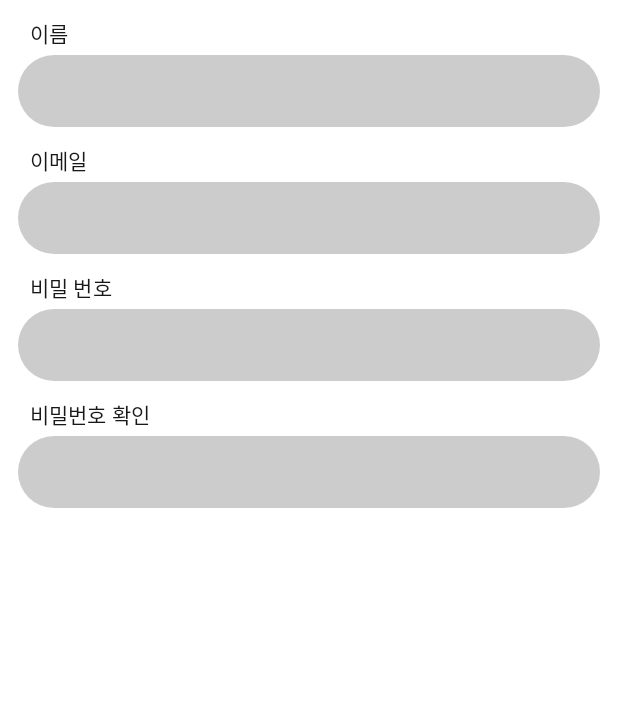
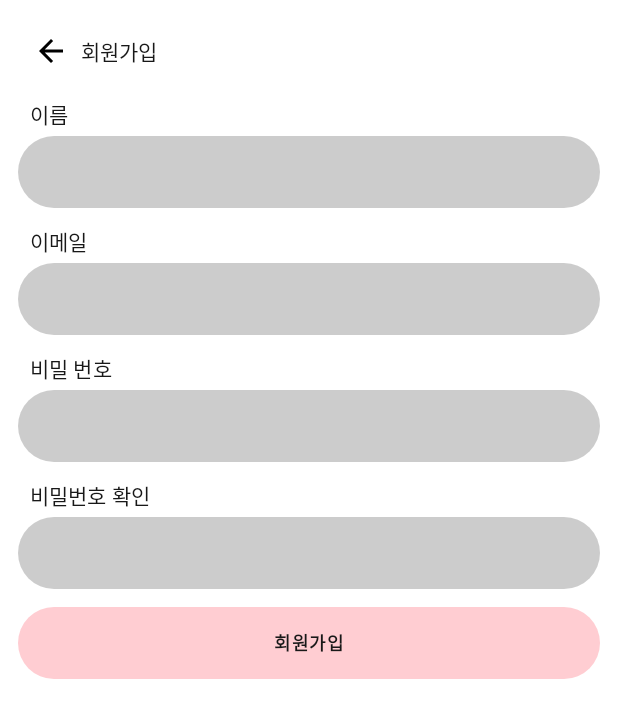
Before and after one commit to jeongmin1230/LoveMyself, an Android app built with Jetpack Compose: the screen it shows after launch (Login), after a tap on "회원가입", on a phone screen of 412 x 824 dp. Shown: the top 718 px of the screen. Run offline under Robolectric (Android 15) with nearby library versions, the light colour scheme and no system bars; our stand-ins replace Firebase (no records; nobody signed in at launch, a user with empty details on screens opened directly).

Commit message:
- 키보드 올라 와 있을 때 화면 구성 조정되게 변경 - 회원 가입, 메인 화면에 뒤로 가기 상단 바 추가 - 메인 화면 만드는 중 - 로그인 가능
2024. 4. 10(수)

```diff
--- a/app/src/main/AndroidManifest.xml
+++ b/app/src/main/AndroidManifest.xml
@@ -18,6 +18,7 @@
             android:name=".screen.Login"
             android:exported="true"
             android:label="칭찬 일기장"
+            android:windowSoftInputMode="adjustResize"
             android:theme="@style/Theme.LoveMyself">
             <intent-filter>
                 <action android:name="android.intent.action.MAIN" />
--- a/app/src/main/java/com/example/lovemyself/screen/Common.kt
+++ b/app/src/main/java/com/example/lovemyself/Common.kt
@@ -1,11 +1,16 @@
-package com.example.lovemyself.screen
+package com.example.lovemyself
 
+import androidx.compose.foundation.Image
+import androidx.compose.foundation.clickable
+import androidx.compose.foundation.interaction.MutableInteractionSource
 import androidx.compose.foundation.layout.Column
+import androidx.compose.foundation.layout.Row
 import androidx.compose.foundation.layout.Spacer
 import androidx.compose.foundation.layout.fillMaxWidth
 import androidx.compose.foundation.layout.height
 import androidx.compose.foundation.layout.padding
 import androidx.compose.foundation.shape.CircleShape
+import androidx.compose.foundation.text.KeyboardOptions
 import androidx.compose.material3.ExperimentalMaterial3Api
 import androidx.compose.material3.MaterialTheme
 import androidx.compose.material3.Text
@@ -16,13 +21,43 @@ import androidx.compose.runtime.MutableState
 import androidx.compose.ui.Alignment
 import androidx.compose.ui.Modifier
 import androidx.compose.ui.graphics.Color
+import androidx.compose.ui.graphics.vector.ImageVector
+import androidx.compose.ui.res.stringResource
+import androidx.compose.ui.res.vectorResource
+import androidx.compose.ui.text.input.KeyboardType
 import androidx.compose.ui.text.input.VisualTransformation
 import androidx.compose.ui.unit.dp
 import com.example.lovemyself.ui.theme.BasicBlack
 
+@Composable
+fun Appbar(screenName: String, onBackClick: () -> Unit) {
+    Row(
+        verticalAlignment = Alignment.CenterVertically,
+        modifier = Modifier
+            .padding(all = 10.dp)
+            .fillMaxWidth()
+    ) {
+        Image(
+            imageVector = ImageVector.vectorResource(id = R.drawable.ic_back),
+            contentDescription = stringResource(id = R.string.back_description),
+            modifier = Modifier
+                .clickable(
+                    interactionSource = MutableInteractionSource(),
+                    indication = null
+                ) { onBackClick() }
+                .padding(end = 8.dp)
+            )
+        Text(
+            text = screenName,
+            style = MaterialTheme.typography.labelLarge.copy(BasicBlack)
+        )
+    }
+    Spacer(modifier = Modifier.height(10.dp))
+}
+
 @OptIn(ExperimentalMaterial3Api::class)
 @Composable
-fun EnterForm(what: String, tf: MutableState<String>, visualTransformation: VisualTransformation) {
+fun EnterForm(what: String, tf: MutableState<String>, visualTransformation: VisualTransformation, keyboardType: KeyboardType) {
     Column(
         horizontalAlignment = Alignment.Start,
         modifier = Modifier
@@ -43,12 +78,14 @@ fun EnterForm(what: String, tf: MutableState<String>, visualTransformation: Visu
             modifier = Modifier
                 .fillMaxWidth()
                 .height(48.dp),
+            keyboardOptions = KeyboardOptions(keyboardType = keyboardType),
             colors = TextFieldDefaults.textFieldColors(
                 containerColor = Color.Black.copy(0.2f),
                 focusedIndicatorColor = Color.Transparent,
                 unfocusedIndicatorColor = Color.Transparent,
-                textColor = BasicBlack
-            )
+            ),
+            textStyle = MaterialTheme.typography.labelMedium.copy(BasicBlack),
+            singleLine = true
         )
     }
 }
--- a/app/src/main/java/com/example/lovemyself/screen/LoginActivity.kt
+++ b/app/src/main/java/com/example/lovemyself/screen/LoginActivity.kt
@@ -1,15 +1,13 @@
 package com.example.lovemyself.screen
 
-import android.app.Activity
-import android.content.Context
+import android.os.Build
 import android.os.Bundle
 import android.widget.Toast
 import androidx.activity.ComponentActivity
 import androidx.activity.compose.setContent
-import androidx.compose.foundation.BorderStroke
+import androidx.annotation.RequiresApi
 import androidx.compose.foundation.Image
 import androidx.compose.foundation.background
-import androidx.compose.foundation.border
 import androidx.compose.foundation.clickable
 import androidx.compose.foundation.layout.Arrangement
 import androidx.compose.foundation.layout.Column
@@ -25,26 +23,19 @@ import androidx.compose.foundation.shape.CircleShape
 import androidx.compose.foundation.verticalScroll
 import androidx.compose.material3.Button
 import androidx.compose.material3.ButtonDefaults
-import androidx.compose.material3.ExperimentalMaterial3Api
 import androidx.compose.material3.MaterialTheme
 import androidx.compose.material3.Surface
 import androidx.compose.material3.Text
-import androidx.compose.material3.TextField
-import androidx.compose.material3.TextFieldDefaults
 import androidx.compose.runtime.Composable
-import androidx.compose.runtime.MutableState
-import androidx.compose.runtime.mutableStateOf
-import androidx.compose.runtime.remember
 import androidx.compose.ui.Alignment
 import androidx.compose.ui.Modifier
 import androidx.compose.ui.graphics.Color
-import androidx.compose.ui.graphics.ImageBitmap
-import androidx.compose.ui.graphics.RectangleShape
 import androidx.compose.ui.graphics.painter.Painter
 import androidx.compose.ui.platform.LocalContext
 import androidx.compose.ui.res.painterResource
 import androidx.compose.ui.res.stringResource
 import androidx.compose.ui.text.font.FontWeight
+import androidx.compose.ui.text.input.KeyboardType
 import androidx.compose.ui.text.input.PasswordVisualTransformation
 import androidx.compose.ui.text.input.VisualTransformation
 import androidx.compose.ui.unit.dp
@@ -52,16 +43,15 @@ import androidx.navigation.NavHostController
 import androidx.navigation.compose.NavHost
 import androidx.navigation.compose.composable
 import androidx.navigation.compose.rememberNavController
-import androidx.navigation.navArgument
+import com.example.lovemyself.EnterForm
 import com.example.lovemyself.R
 import com.example.lovemyself.ui.theme.BasicBlack
 import com.example.lovemyself.ui.theme.LoveMyselfTheme
 import com.example.lovemyself.view_model.LoginViewModel
-import com.google.firebase.auth.FirebaseAuth
-import com.google.firebase.auth.GoogleAuthCredential
 
 class Login : ComponentActivity() {
 
+    @RequiresApi(Build.VERSION_CODES.O)
     override fun onCreate(savedInstanceState: Bundle?) {
         super.onCreate(savedInstanceState)
         setContent {
@@ -94,8 +84,6 @@ class Login : ComponentActivity() {
 fun LoginScreen(navController: NavHostController) {
     val context = LocalContext.current
     val loginViewModel = LoginViewModel()
-    val email = remember { mutableStateOf("") }
-    val password = remember { mutableStateOf("") }
     Column(
         horizontalAlignment = Alignment.CenterHorizontally,
         modifier = Modifier
@@ -110,14 +98,26 @@ fun LoginScreen(navController: NavHostController) {
             modifier = Modifier.size(60.dp)
         )
         Spacer(modifier = Modifier.height(12.dp))
-        EnterForm(what = stringResource(id = R.string.email), tf = loginViewModel.email, visualTransformation = VisualTransformation.None)
-        EnterForm(what = stringResource(id = R.string.password), tf = loginViewModel.password, visualTransformation = PasswordVisualTransformation('*'))
+        EnterForm(
+            what = stringResource(id = R.string.email),
+            tf = loginViewModel.email,
+            visualTransformation = VisualTransformation.None,
+            keyboardType = KeyboardType.Email
+        )
+        EnterForm(
+            what = stringResource(id = R.string.password),
+            tf = loginViewModel.password,
+            visualTransformation = PasswordVisualTransformation('*'),
+            keyboardType = KeyboardType.Text
+        )
         Button(
-            onClick = { loginViewModel.login(context, navController) },
+            onClick = {
+                if(loginViewModel.email.value.isNotEmpty() && loginViewModel.password.value.isNotEmpty()) loginViewModel.login(context, navController)
+                else Toast.makeText(context, context.getString(R.string.warning), Toast.LENGTH_SHORT).show()
+                      },
             modifier = Modifier
                 .height(48.dp)
                 .fillMaxWidth(),
-            enabled = email.value.trim().isNotEmpty() && password.value.trim().isNotEmpty(),
             colors = ButtonDefaults.buttonColors(
                 containerColor = Color(0xFFFFCDD2),
                 disabledContainerColor = Color(0xFFFFCDD2))
@@ -144,13 +144,6 @@ fun LoginScreen(navController: NavHostController) {
             description = stringResource(id = R.string.register),
             text = stringResource(id = R.string.register)
         ) { navController.navigate(context.getString(R.string.register)) }
-
-        /* 이메일 로그인 (아이디 비밀 번호 입력 창)
-        * 로그인 버튼
-        * -------
-        * 구글 회원 가입 / 로그인
-        * 네이버 회원 가입 / 로그인
-        * 더 작은 글씨로 -> 아이디 / 비밀 번호가 기억 나지 않아요 */
     }
 }
 
--- a/app/src/main/java/com/example/lovemyself/screen/Register.kt
+++ b/app/src/main/java/com/example/lovemyself/screen/Register.kt
@@ -1,13 +1,13 @@
 package com.example.lovemyself.screen
 
-import androidx.compose.foundation.layout.Box
+import android.annotation.SuppressLint
+import android.widget.Toast
 import androidx.compose.foundation.layout.Column
 import androidx.compose.foundation.layout.fillMaxSize
 import androidx.compose.foundation.layout.fillMaxWidth
 import androidx.compose.foundation.layout.height
 import androidx.compose.foundation.layout.padding
 import androidx.compose.material3.Button
-import androidx.compose.material3.ButtonColors
 import androidx.compose.material3.ButtonDefaults
 import androidx.compose.material3.MaterialTheme
 import androidx.compose.material3.Text
@@ -17,39 +17,65 @@ import androidx.compose.ui.graphics.Color
 import androidx.compose.ui.platform.LocalContext
 import androidx.compose.ui.res.stringResource
 import androidx.compose.ui.text.font.FontWeight
+import androidx.compose.ui.text.input.KeyboardType
 import androidx.compose.ui.text.input.PasswordVisualTransformation
 import androidx.compose.ui.text.input.VisualTransformation
 import androidx.compose.ui.unit.dp
 import androidx.navigation.NavHostController
+import com.example.lovemyself.Appbar
+import com.example.lovemyself.EnterForm
 import com.example.lovemyself.R
 import com.example.lovemyself.ui.theme.BasicBlack
 import com.example.lovemyself.view_model.RegisterViewModel
 
 
+@SuppressLint("SuspiciousIndentation")
 @Composable
 fun RegisterScreen(navController: NavHostController) {
+    val context = LocalContext.current
     val registerViewModel = RegisterViewModel()
-    val context = LocalContext.current
-    val condition = registerViewModel.name.value.trim().isNotEmpty() && registerViewModel.password.value.trim().isNotEmpty() && registerViewModel.confirmPassword.value.trim().isNotEmpty()
-    Column(modifier = Modifier
-        .padding(all = 12.dp)
-        .fillMaxSize()) {
-        EnterForm(what = stringResource(id = R.string.name), tf = registerViewModel.name, visualTransformation = VisualTransformation.None)
-        EnterForm(what = stringResource(id = R.string.email), tf = registerViewModel.email, visualTransformation = VisualTransformation.None)
-        EnterForm(what = stringResource(id = R.string.password), tf = registerViewModel.password, visualTransformation = PasswordVisualTransformation('*'))
-        EnterForm(what = stringResource(id = R.string.confirm_password), tf = registerViewModel.confirmPassword, visualTransformation = PasswordVisualTransformation('*'))
+        Column(modifier = Modifier
+            .padding(all = 12.dp)
+            .fillMaxSize()) {
+            Appbar(stringResource(id = R.string.register)) { navController.popBackStack() }
+            EnterForm(
+                what = stringResource(id = R.string.name),
+                tf = registerViewModel.name,
+                visualTransformation = VisualTransformation.None,
+                keyboardType = KeyboardType.Text
+            )
+            EnterForm(
+                what = stringResource(id = R.string.email),
+                tf = registerViewModel.email,
+                visualTransformation = VisualTransformation.None,
+                keyboardType = KeyboardType.Email
+            )
+            EnterForm(
+                what = stringResource(id = R.string.password),
+                tf = registerViewModel.password,
+                visualTransformation = PasswordVisualTransformation('*'),
+                keyboardType = KeyboardType.Text
+            )
+            EnterForm(
+                what = stringResource(id = R.string.confirm_password),
+                tf = registerViewModel.confirmPassword,
+                visualTransformation = PasswordVisualTransformation('*'),
+                keyboardType = KeyboardType.Text
+            )
 
-/*        Button(
-            enabled = condition,
-            onClick = { registerViewModel.register(context, navController) },
-            colors = ButtonDefaults.buttonColors(containerColor = Color(0xFFFFCDD2), disabledContainerColor = Color.LightGray),
+        Button(
+            onClick = {
+                if(registerViewModel.name.value.isNotEmpty() && registerViewModel.email.value.isNotEmpty() && registerViewModel.password.value.isNotEmpty() && registerViewModel.confirmPassword.value.isNotEmpty()) registerViewModel.register(context, navController)
+                else Toast.makeText(context, context.getString(R.string.warning), Toast.LENGTH_SHORT).show()
+                      },
+            colors = ButtonDefaults.buttonColors(containerColor = Color(0xFFFFCDD2)),
             modifier = Modifier
                 .height(48.dp)
                 .fillMaxWidth()) {
             Text(
                 text = stringResource(id = R.string.register),
-                style = MaterialTheme.typography.bodySmall.copy(fontWeight = FontWeight.Bold, color = if(!condition) Color.White else BasicBlack)
+                style = MaterialTheme.typography.bodySmall.copy(fontWeight = FontWeight.Bold, color = BasicBlack)
             )
-        }*/
+        }
     }
 }
--- a/app/src/main/java/com/example/lovemyself/view_model/LoginViewModel.kt
+++ b/app/src/main/java/com/example/lovemyself/view_model/LoginViewModel.kt
@@ -3,17 +3,12 @@ package com.example.lovemyself.view_model
 import android.content.Context
 import android.widget.Toast
 import androidx.compose.runtime.mutableStateOf
-import androidx.compose.runtime.remember
 import androidx.lifecycle.ViewModel
 import androidx.navigation.NavHostController
 import com.example.lovemyself.R
 import com.google.firebase.auth.FirebaseAuth
-import com.google.firebase.database.FirebaseDatabase
-import com.google.firebase.database.database
 
 class LoginViewModel: ViewModel() {
-
-    val name = mutableStateOf("")
     val email = mutableStateOf("")
     val password = mutableStateOf("")
     companion object {
--- /dev/null
+++ b/app/src/main/res/drawable/ic_back.xml
@@ -0,0 +1,5 @@
+<vector android:autoMirrored="true" android:height="24dp"
+    android:tint="#000000" android:viewportHeight="24"
+    android:viewportWidth="24" android:width="24dp" xmlns:android="http://schemas.android.com/apk/res/android">
+    <path android:fillColor="@android:color/white" android:pathData="M20,11H7.83l5.59,-5.59L12,4l-8,8 8,8 1.41,-1.41L7.83,13H20v-2z"/>
+</vector>
--- a/app/src/main/res/values/description.xml
+++ b/app/src/main/res/values/description.xml
@@ -1,5 +1,6 @@
 <?xml version="1.0" encoding="utf-8"?>
 <resources>
     <string name="praise_description">칭찬</string>
+    <string name="back_description">뒤로 가기</string>
     <string name="google_description">구글 계정</string>
 </resources>
--- a/app/src/main/res/values/strings.xml
+++ b/app/src/main/res/values/strings.xml
@@ -14,6 +14,10 @@
     <string name="register">회원가입</string>
     <string name="name">이름</string>
     <string name="confirm_password">비밀번호 확인</string>
-    <string name="register_complete">회원가입을 완료 했습니다.\n회원가입 한 아이디로 로그인 해 주세요</string>
+    <string name="warning">빈칸을 모두 입력 해 주세요.</string>
+    <string name="register_complete">회원가입을 완료 했습니다.\n회원가입 한 아이디로 로그인 해 주세요</string>]
+    <string name="register_fail">회원가입에 실패 했습니다. 네트워크 연결을 확인하고 다시 시도 해 주세요.</string>
     <string name="login_fail">로그인에 실패 했습니다.</string>
+    <string name="today_mention">오늘은 %s월 %s일</string>
+    <string name="please_praise_for_me">나를 위한 칭찬 한 마디 해 주세요.</string>
 </resources>
```
Also changed, not shown: app/src/main/java/com/example/lovemyself/screen/MainActivity.kt (+68 -5 lines), app/src/main/java/com/example/lovemyself/view_model/RegisterViewModel.kt (+4 -5 lines).
